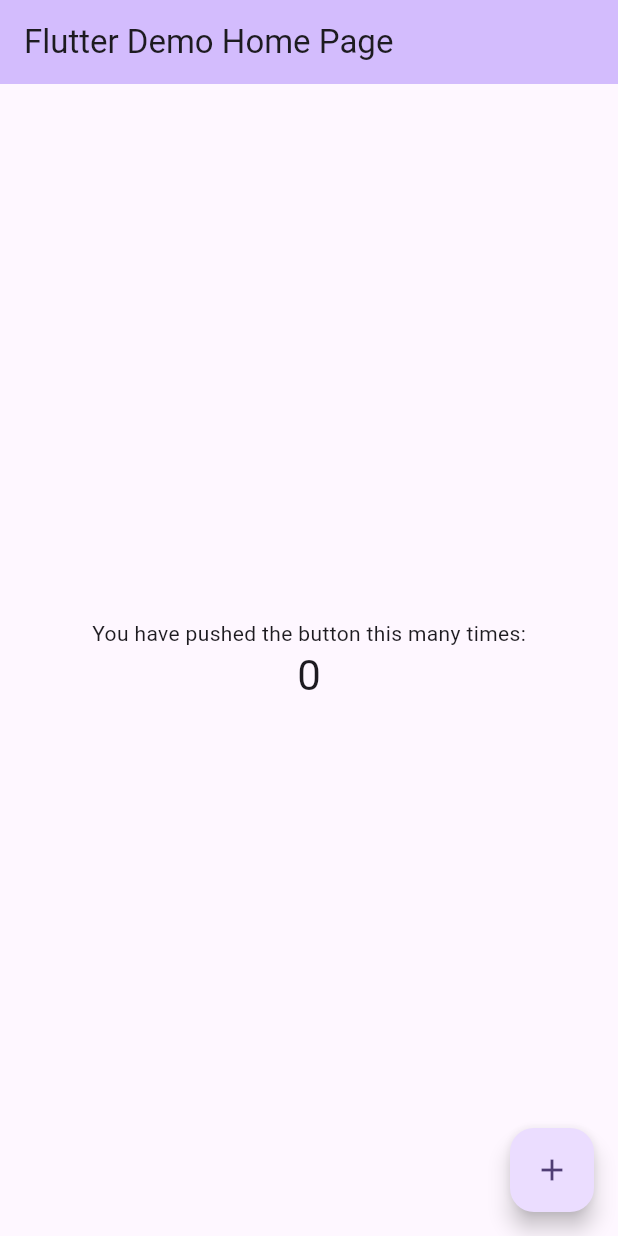
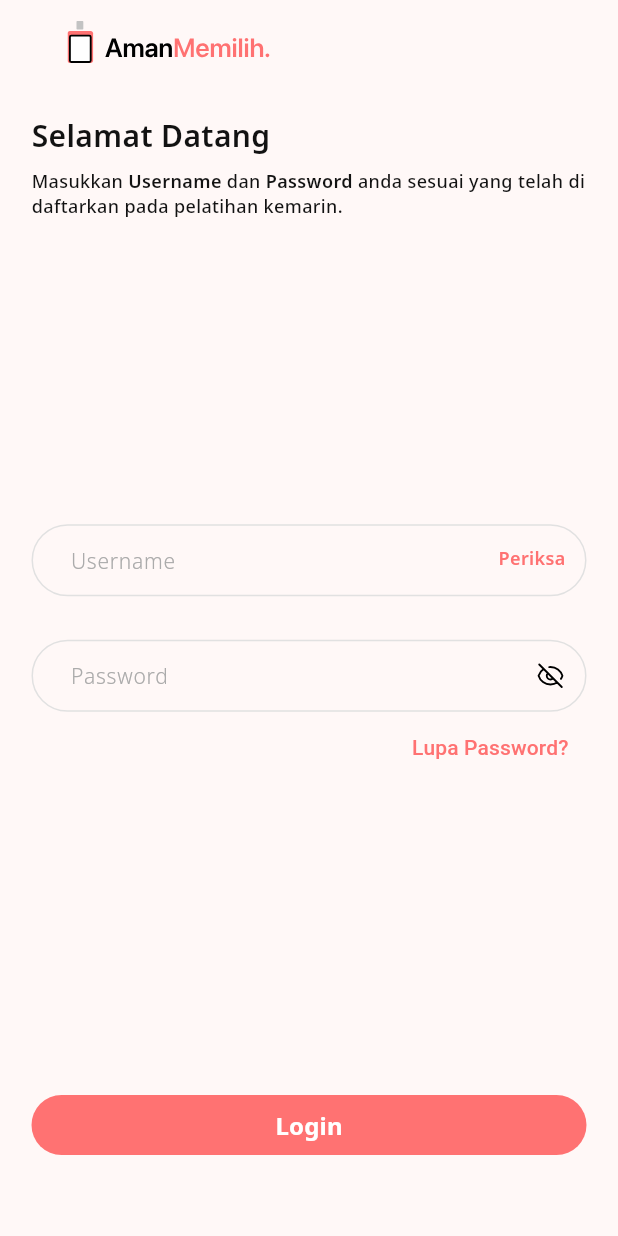
Before and after one commit to amanmemilih/aman_memilih_flutter, a Flutter app: the screen it shows after launch, on a phone screen of 412 x 824 dp. Run offline on Flutter 3.47's test engine with Material 3 defaults, Android fonts, the phone set to English and light mode, and no system bars; our stand-ins replace flutter_svg, google_fonts.

Commit message:
feat: authentication, regist, recovery view

```diff
--- /dev/null
+++ b/lib/core/components/buttons/button_primary.dart
@@ -0,0 +1,35 @@
+import 'package:aman_memilih_flutter/core/resources/text_styles.dart';
+import 'package:flutter/material.dart';
+
+import '../../resources/colors.dart';
+
+class ButtonPrimary extends StatelessWidget {
+  const ButtonPrimary({
+    super.key,
+    required this.onPressed,
+    required this.title,
+  });
+
+  final Function() onPressed;
+  final String title;
+
+  @override
+  Widget build(BuildContext context) {
+    return ElevatedButton(
+      style: const ButtonStyle(
+        overlayColor: WidgetStatePropertyAll(BaseColors.colorSeconrary),
+        foregroundColor: WidgetStatePropertyAll(BaseColors.colorWhite),
+        backgroundColor: WidgetStatePropertyAll(BaseColors.colorPrimary),
+        minimumSize: WidgetStatePropertyAll(
+          Size(double.infinity, 40),
+        ),
+        elevation: WidgetStatePropertyAll(0),
+      ),
+      onPressed: onPressed,
+      child: Text(
+        title,
+        style: labelLarge,
+      ),
+    );
+  }
+}
--- /dev/null
+++ b/lib/core/components/text_fields/text_field_primary.dart
@@ -0,0 +1,56 @@
+import 'package:flutter/material.dart';
+import 'package:flutter_svg/svg.dart';
+
+import '../../resources/colors.dart';
+import '../../resources/text_styles.dart';
+
+class TextFieldPrimary extends StatelessWidget {
+  const TextFieldPrimary({
+    super.key,
+    required this.isPassword,
+    this.hintText,
+    this.controller,
+    this.keyboardType,
+  });
+
+  final String? hintText;
+  final bool isPassword;
+  final TextInputType? keyboardType;
+  final TextEditingController? controller;
+
+  @override
+  Widget build(BuildContext context) {
+    return TextFormField(
+      controller: controller,
+      keyboardType: keyboardType,
+      decoration: InputDecoration(
+        border: OutlineInputBorder(
+          borderSide: const BorderSide(
+            style: BorderStyle.solid,
+            width: 0.5,
+            color: BaseColors.colorBlackPrimary,
+          ),
+          borderRadius: BorderRadius.circular(90),
+        ),
+        hintStyle: labelMedium.copyWith(
+          fontWeight: FontWeight.w300,
+          color: BaseColors.colorGreySecondary,
+        ),
+        hintText: hintText,
+        contentPadding: const EdgeInsets.fromLTRB(22, 10, 22, 10),
+        suffixIcon: isPassword
+            ? IconButton(
+                icon: SvgPicture.asset("assets/icons/eye_slash.svg"),
+                onPressed: () {},
+              )
+            : Padding(
+                padding: const EdgeInsets.all(14),
+                child: Text(
+                  "Periksa",
+                  style: displaySmall.copyWith(color: BaseColors.colorPrimary),
+                ),
+              ),
+      ),
+    );
+  }
+}
--- /dev/null
+++ b/lib/core/resources/colors.dart
@@ -0,0 +1,13 @@
+import 'package:flutter/material.dart';
+
+class BaseColors {
+  static const Color colorPrimary = Color(0xffFF7272);
+  static const Color colorBlackPrimary = Color(0xff121212);
+  static const Color colorBlackSecondary = Color(0xff000000);
+  static const Color colorGreyPrimary = Color(0xffE1E1E1);
+  static const Color colorGreySecondary = Color(0xffABABAB);
+  static const Color colorSeconrary = Color(0xffF2A75C);
+  static const Color colorCreamLight = Color(0xffFFDCA8);
+  static const Color colorGreen = Color(0xff00AA5B);
+  static const Color colorWhite = Colors.white;
+}
--- /dev/null
+++ b/lib/core/resources/text_styles.dart
@@ -0,0 +1,33 @@
+import 'package:aman_memilih_flutter/core/resources/colors.dart';
+import 'package:flutter/material.dart';
+import 'package:google_fonts/google_fonts.dart';
+
+TextStyle titleLarge = GoogleFonts.notoSans(
+  fontSize: 20,
+  fontWeight: FontWeight.w600,
+  color: BaseColors.colorBlackPrimary,
+);
+
+TextStyle displaySmall = GoogleFonts.notoSans(
+  fontSize: 12,
+  fontWeight: FontWeight.w600,
+  color: BaseColors.colorBlackPrimary,
+);
+
+TextStyle labelSmall = GoogleFonts.notoSans(
+  fontSize: 12,
+  fontWeight: FontWeight.w500,
+  color: BaseColors.colorBlackPrimary,
+);
+
+TextStyle labelMedium = GoogleFonts.notoSans(
+  fontSize: 14,
+  fontWeight: FontWeight.w500,
+  color: BaseColors.colorBlackPrimary,
+);
+
+TextStyle labelLarge = GoogleFonts.notoSans(
+  fontSize: 16,
+  fontWeight: FontWeight.w700,
+  color: BaseColors.colorWhite,
+);
--- /dev/null
+++ b/lib/features/authentication/view/authentication_view.dart
@@ -0,0 +1,90 @@
+import 'package:aman_memilih_flutter/core/components/buttons/button_primary.dart';
+import 'package:aman_memilih_flutter/core/components/text_fields/text_field_primary.dart';
+import 'package:aman_memilih_flutter/core/resources/text_styles.dart';
+import 'package:flutter/material.dart';
+import 'package:flutter_svg/svg.dart';
+
+class AuthenticationView extends StatelessWidget {
+  const AuthenticationView({super.key});
+
+  @override
+  Widget build(BuildContext context) {
+    return Scaffold(
+      appBar: AppBar(
+        centerTitle: false,
+        title: Padding(
+          padding: const EdgeInsets.only(left: 29),
+          child: SvgPicture.asset("assets/logo/logo.svg"),
+        ),
+      ),
+      body: Container(
+        margin: const EdgeInsets.fromLTRB(21, 20, 21, 20),
+        child: Column(
+          mainAxisAlignment: MainAxisAlignment.spaceBetween,
+          children: [
+            Column(
+              crossAxisAlignment: CrossAxisAlignment.start,
+              children: [
+                Text(
+                  "Selamat Datang",
+                  style: titleLarge,
+                ),
+                const SizedBox(height: 7),
+                Text.rich(
+                  TextSpan(children: [
+                    TextSpan(
+                      text: "Masukkan ",
+                      style: labelSmall,
+                    ),
+                    TextSpan(
+                      text: "Username",
+                      style: displaySmall,
+                    ),
+                    TextSpan(
+                      text: " dan ",
+                      style: labelSmall,
+                    ),
+                    TextSpan(
+                      text: "Password",
+                      style: displaySmall,
+                    ),
+                    TextSpan(
+                      text:
+                          " anda sesuai yang telah di daftarkan pada pelatihan kemarin.",
+                      style: labelSmall,
+                    ),
+                  ]),
+                ),
+              ],
+            ),
+            Column(
+              crossAxisAlignment: CrossAxisAlignment.end,
+              children: [
+                const TextFieldPrimary(
+                  hintText: "Username",
+                  isPassword: false,
+                ),
+                const SizedBox(height: 29),
+                const TextFieldPrimary(
+                  hintText: "Password",
+                  isPassword: true,
+                ),
+                TextButton(
+                  onPressed: () {},
+                  child: const Text("Lupa Password?"),
+                )
+              ],
+            ),
+            Padding(
+              padding: const EdgeInsets.only(bottom: 30),
+              child: ButtonPrimary(
+                onPressed: () {},
+                title: 'Login',
+              ),
+            ),
+          ],
+        ),
+      ),
+    );
+  }
+}
--- a/lib/main.dart
+++ b/lib/main.dart
@@ -1,3 +1,6 @@
+import 'package:aman_memilih_flutter/core/resources/colors.dart';
+import 'package:aman_memilih_flutter/core/resources/text_styles.dart';
+import 'package:aman_memilih_flutter/features/authentication/view/authentication_view.dart';
 import 'package:flutter/material.dart';
 
 void main() {
@@ -13,113 +16,22 @@
     return MaterialApp(
       title: 'Flutter Demo',
       theme: ThemeData(
-        // This is the theme of your application.
-        //
-        // TRY THIS: Try running your application with "flutter run". You'll see
-        // the application has a purple toolbar. Then, without quitting the app,
-        // try changing the seedColor in the colorScheme below to Colors.green
-        // and then invoke "hot reload" (save your changes or press the "hot
-        // reload" button in a Flutter-supported IDE, or press "r" if you used
-        // the command line to start the app).
-        //
-        // Notice that the counter didn't reset back to zero; the application
-        // state is not lost during the reload. To reset the state, use hot
-        // restart instead.
-        //
-        // This works for code too, not just values: Most code changes can be
-        // tested with just a hot reload.
-        colorScheme: ColorScheme.fromSeed(seedColor: Colors.deepPurple),
+        colorScheme: ColorScheme.fromSeed(
+          seedColor: BaseColors.colorPrimary,
+          primary: BaseColors.colorPrimary,
+          secondary: BaseColors.colorSeconrary,
+          outline: BaseColors.colorGreyPrimary,
+          brightness: Brightness.light,
+          onPrimary: BaseColors.colorGreySecondary,
+        ),
+        textTheme: TextTheme(
+          titleLarge: titleLarge,
+          labelSmall: labelSmall,
+          displaySmall: displaySmall,
+        ),
         useMaterial3: true,
       ),
-      home: const MyHomePage(title: 'Flutter Demo Home Page'),
+      home: const AuthenticationView(),
     );
   }
 }
-
-class MyHomePage extends StatefulWidget {
-  const MyHomePage({super.key, required this.title});
-
-  // This widget is the home page of your application. It is stateful, meaning
-  // that it has a State object (defined below) that contains fields that affect
-  // how it looks.
-
-  // This class is the configuration for the state. It holds the values (in this
-  // case the title) provided by the parent (in this case the App widget) and
-  // used by the build method of the State. Fields in a Widget subclass are
-  // always marked "final".
-
-  final String title;
-
-  @override
-  State<MyHomePage> createState() => _MyHomePageState();
-}
-
-class _MyHomePageState extends State<MyHomePage> {
-  int _counter = 0;
-
-  void _incrementCounter() {
-    setState(() {
-      // This call to setState tells the Flutter framework that something has
-      // changed in this State, which causes it to rerun the build method below
-      // so that the display can reflect the updated values. If we changed
-      // _counter without calling setState(), then the build method would not be
-      // called again, and so nothing would appear to happen.
-      _counter++;
-    });
-  }
-
-  @override
-  Widget build(BuildContext context) {
-    // This method is rerun every time setState is called, for instance as done
-    // by the _incrementCounter method above.
-    //
-    // The Flutter framework has been optimized to make rerunning build methods
-    // fast, so that you can just rebuild anything that needs updating rather
-    // than having to individually change instances of widgets.
-    return Scaffold(
-      appBar: AppBar(
-        // TRY THIS: Try changing the color here to a specific color (to
-        // Colors.amber, perhaps?) and trigger a hot reload to see the AppBar
-        // change color while the other colors stay the same.
-        backgroundColor: Theme.of(context).colorScheme.inversePrimary,
-        // Here we take the value from the MyHomePage object that was created by
-        // the App.build method, and use it to set our appbar title.
-        title: Text(widget.title),
-      ),
-      body: Center(
-        // Center is a layout widget. It takes a single child and positions it
-        // in the middle of the parent.
-        child: Column(
-          // Column is also a layout widget. It takes a list of children and
-          // arranges them vertically. By default, it sizes itself to fit its
-          // children horizontally, and tries to be as tall as its parent.
-          //
-          // Column has various properties to control how it sizes itself and
-          // how it positions its children. Here we use mainAxisAlignment to
-          // center the children vertically; the main axis here is the vertical
-          // axis because Columns are vertical (the cross axis would be
-          // horizontal).
-          //
-          // TRY THIS: Invoke "debug painting" (choose the "Toggle Debug Paint"
-          // action in the IDE, or press "p" in the console), to see the
-          // wireframe for each widget.
-          mainAxisAlignment: MainAxisAlignment.center,
-          children: <Widget>[
-            const Text(
-              'You have pushed the button this many times:',
-            ),
-            Text(
-              '$_counter',
-              style: Theme.of(context).textTheme.headlineMedium,
-            ),
-          ],
-        ),
-      ),
-      floatingActionButton: FloatingActionButton(
-        onPressed: _incrementCounter,
-        tooltip: 'Increment',
-        child: const Icon(Icons.add),
-      ), // This trailing comma makes auto-formatting nicer for build methods.
-    );
-  }
-}
```
Also changed, not shown: lib/features/recovery_password/view/recovery_password_view.dart (added, +80 -0 lines), lib/features/regist_password/view/regist_password_view.dart (added, +67 -0 lines), pubspec.yaml (+5 -3 lines), assets/icons/book.svg (added), assets/icons/documents.svg (added), assets/icons/eye_slash.svg (added), assets/icons/eye_view.svg (added), assets/icons/scan.svg (added), assets/logo/logo.svg (added), pubspec.lock, 10 other files.
